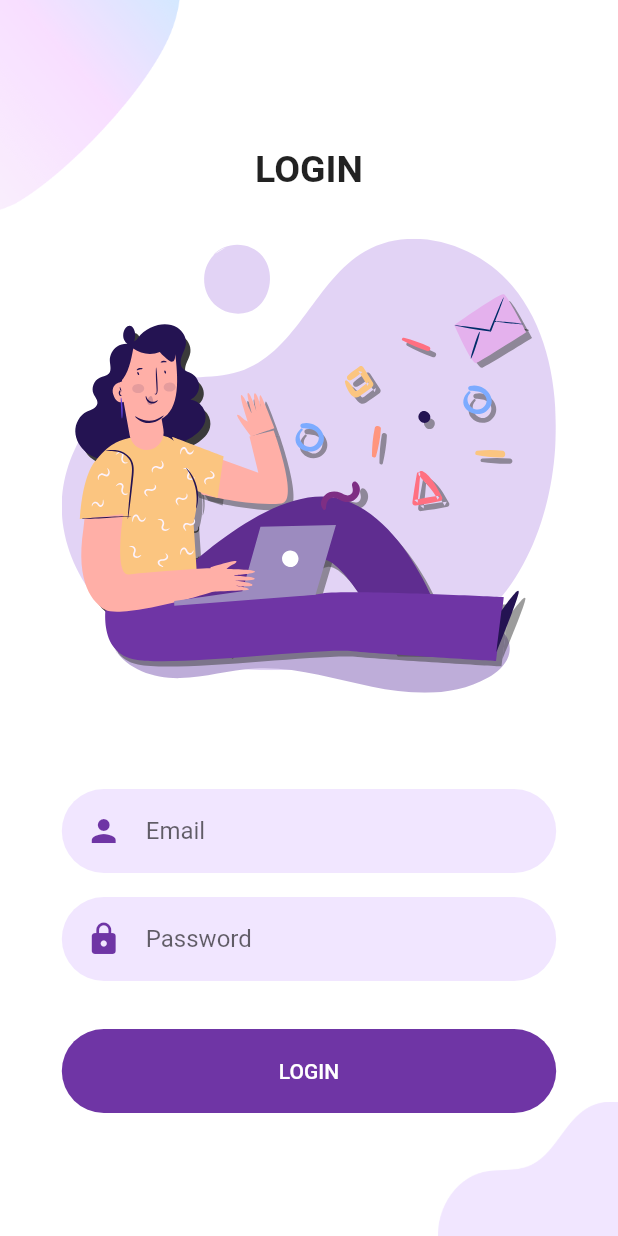
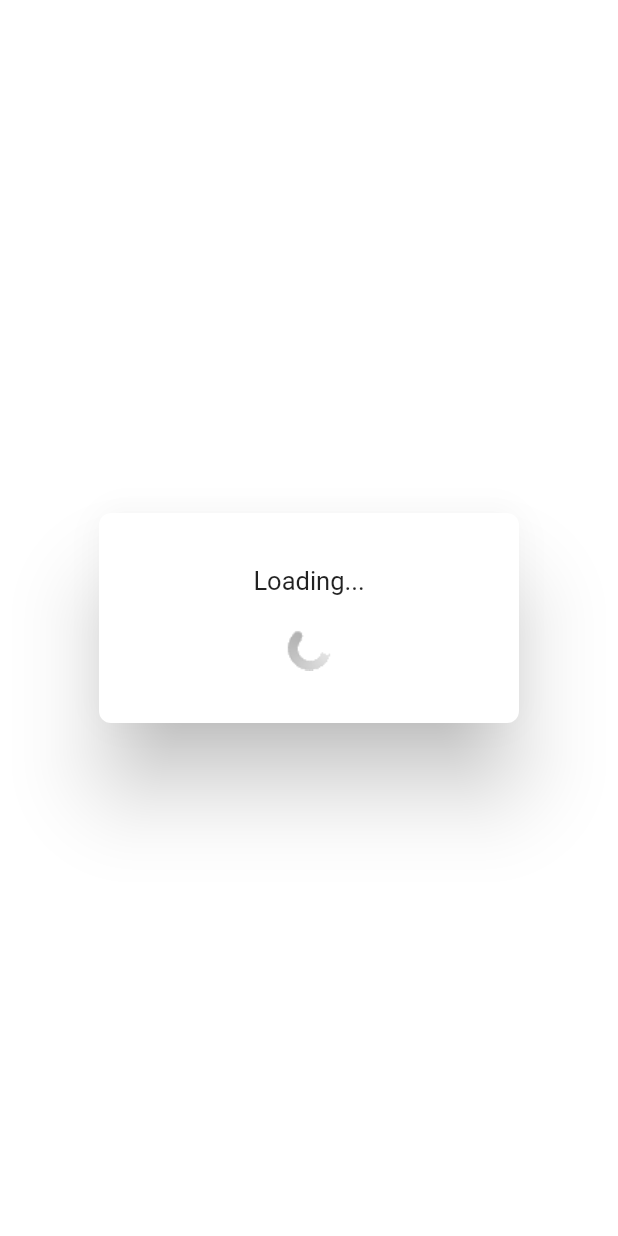
Before and after one commit to Adonis2030/User-Authentication-Flutter-Riverpod, a Flutter app: the first screen one second after launch, on a phone screen of 412 x 824 dp. Run offline on Flutter 3.47's test engine with Material 2 defaults, Android fonts, the phone set to English and light mode, and no system bars; our stand-ins replace flutter_riverpod, flutter_svg, google_fonts.

Commit message:
complete the user authentication by flutter riverpod package

```diff
--- /dev/null
+++ b/lib/components/indicator.dart
@@ -0,0 +1,44 @@
+import 'package:flutter/material.dart';
+import 'package:google_fonts/google_fonts.dart';
+
+class Indicator extends StatelessWidget {
+  const Indicator({super.key, required this.text});
+
+  final String text;
+
+  @override
+  Widget build(BuildContext context) {
+    return Dialog(
+      shape: RoundedRectangleBorder(
+        borderRadius: BorderRadius.circular(20.0),
+      ),
+      child: Container(
+          width: 280,
+          padding: const EdgeInsets.symmetric(vertical: 35),
+          decoration: BoxDecoration(
+            color: Colors.white,
+            borderRadius: BorderRadius.circular(8),
+          ),
+          child: Column(
+            mainAxisSize: MainAxisSize.min,
+            mainAxisAlignment: MainAxisAlignment.center,
+            crossAxisAlignment: CrossAxisAlignment.center,
+            children: [
+              Text(
+                text,
+                style: GoogleFonts.roboto(
+                    fontSize: 17, fontWeight: FontWeight.w400),
+              ),
+              const SizedBox(
+                height: 20,
+              ),
+              Image.asset(
+                'assets/images/loader1.gif',
+                width: 30,
+                height: 30,
+              ),
+            ],
+          )),
+    );
+  }
+}
--- a/lib/components/login/login_button.dart
+++ b/lib/components/login/login_button.dart
@@ -1,7 +1,6 @@
 import 'package:flutter/material.dart';
 import 'package:flutter_riverpod/flutter_riverpod.dart';
 import 'package:user_authentication/provider/auth_provider.dart';
-import 'package:user_authentication/screens/welcome_screen.dart';
 
 class LoginButton extends ConsumerWidget {
   final TextEditingController emailController;
@@ -34,7 +33,7 @@ class LoginButton extends ConsumerWidget {
                 onError('Failed to authenticate the user.');
               }
             } catch (error) {
-              onError("${error.toString()} ====");
+              onError(error.toString());
             }
           }
         },
--- a/lib/main.dart
+++ b/lib/main.dart
@@ -1,4 +1,5 @@
 import 'package:flutter/material.dart';
+import 'package:user_authentication/components/indicator.dart';
 import 'package:user_authentication/constants/constants.dart';
 import 'package:user_authentication/screens/login_screen.dart';
 import 'package:flutter_riverpod/flutter_riverpod.dart';
@@ -15,7 +16,6 @@ void main() {
 
 final isAuthenticatedProvider = Provider<bool>((ref) {
   final authState = ref.watch(authStateProvider).status;
-  print("$authState -AuthStatus");
   return authState == AuthStatus.authenticated;
 });
 
@@ -26,22 +26,41 @@ class MyApp extends ConsumerWidget {
   static const String loginRoute = '/login';
 
   Route<dynamic> _generateRoute(RouteSettings settings, bool isAuthenticated) {
+    Widget screen;
     switch (settings.name) {
       case welcomeRoute:
+        screen = const WelcomeScreen();
+        break;
+      case loginRoute:
         if (isAuthenticated) {
-          return MaterialPageRoute(builder: (context) => const WelcomeScreen());
+          screen = const WelcomeScreen();
+        } else {
+          screen = const LoginScreen();
         }
-        return MaterialPageRoute(builder: (context) => const LoginScreen());
-      case loginRoute:
+        break;
       default:
         if (!isAuthenticated) {
-          return MaterialPageRoute(builder: (context) => const LoginScreen());
+          screen = const LoginScreen();
+        } else {
+          screen = const WelcomeScreen();
         }
-        return MaterialPageRoute(builder: (context) => const WelcomeScreen());
+        break;
     }
+
+    return MaterialPageRoute(builder: (context) {
+      return FutureBuilder(
+        future: Future.delayed(const Duration(seconds: 2)),
+        builder: (context, snapshot) {
+          if (snapshot.connectionState == ConnectionState.waiting) {
+            return const Indicator(text: 'Loading...');
+          } else {
+            return screen;
+          }
+        },
+      );
+    });
   }
 
-  // This widget is the root of your application.
   @override
   Widget build(BuildContext context, WidgetRef ref) {
     final isAuthenticated = ref.watch(isAuthenticatedProvider);
@@ -74,7 +93,8 @@ class MyApp extends ConsumerWidget {
             ),
           )),
       initialRoute: isAuthenticated ? welcomeRoute : loginRoute,
-      onGenerateRoute: (settings) => _generateRoute(settings, isAuthenticated),
+      onGenerateRoute: (settings) =>
+          _generateRoute(settings, ref.watch(isAuthenticatedProvider)),
     );
   }
 }
--- a/lib/model/user.dart
+++ b/lib/model/user.dart
@@ -3,7 +3,10 @@ class User {
   final String password;
   final String userId;
 
-  User({required this.email, required this.password, this.userId = 'user_id'});
+  User(
+      {required this.email,
+      required this.password,
+      this.userId = '315878784545@#4887475'});
 
   // Named constructor for an invalid user
   User.invalid()
--- a/lib/service/auth_service.dart
+++ b/lib/service/auth_service.dart
@@ -1,7 +1,6 @@
 import 'package:user_authentication/model/user.dart';
 
 class AuthService {
-  // Simulate a fake user
   Future<String> signIn(String email, String password) async {
     await Future.delayed(const Duration(seconds: 1));
 
@@ -13,11 +12,11 @@ class AuthService {
     if (user.userId != 'invalid') {
       return user.userId;
     } else {
-      throw Exception('Invalid credentials');
+      return user.userId;
     }
   }
 
   Future<void> signOut() async {
-    await Future.delayed(const Duration(seconds: 1)); // simulate delay
+    await Future.delayed(const Duration());
   }
 }
--- a/pubspec.yaml
+++ b/pubspec.yaml
@@ -37,10 +37,12 @@ dependencies:
   flutter_riverpod: ^2.4.0
   flutter_svg: ^2.0.7
   google_fonts: ^5.1.0
+  flutter_navigator: ^0.1.4
 
 dev_dependencies:
   flutter_test:
     sdk: flutter
+  mockito: ^5.0.0
 
   # The "flutter_lints" package below contains a set of recommended lints to
   # encourage good coding practices. The lint set provided by the package is
```
Also changed, not shown: lib/provider/auth_provider.dart (+10 -5 lines), lib/screens/welcome_screen.dart (+15 -6 lines), assets/images/loader1.gif (added), pubspec.lock, 4 other files.
